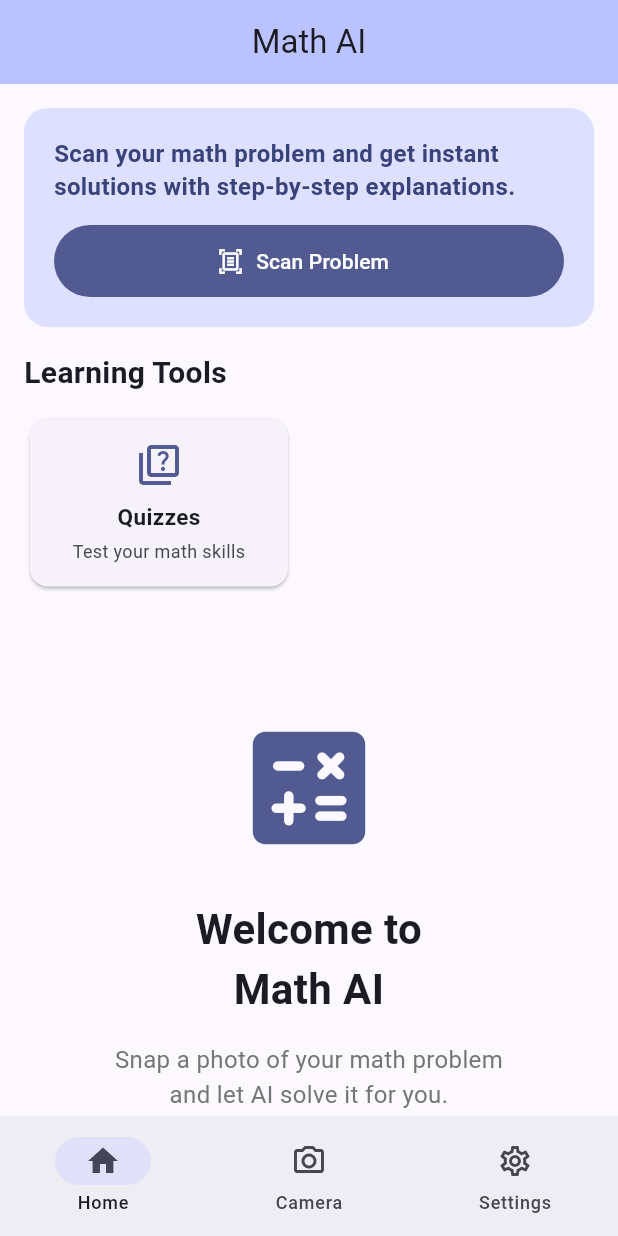
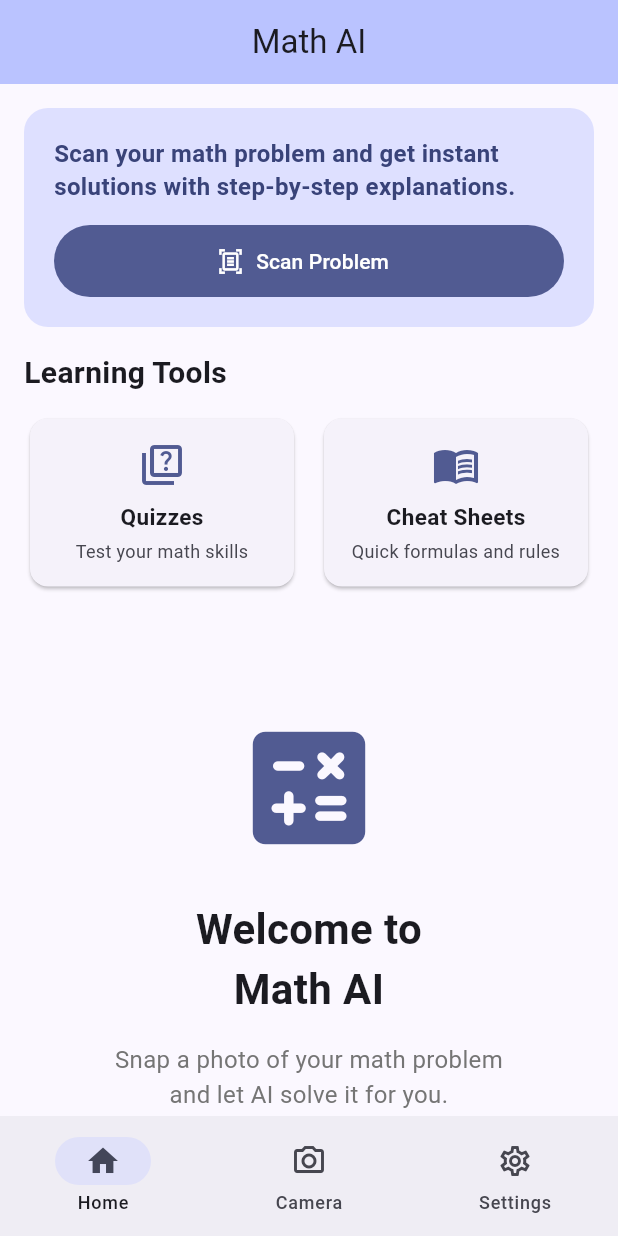
Before and after one commit to mhouston8/Math-Copilot-AI, a Flutter app: the screen it shows after launch, on a phone screen of 412 x 824 dp. Run offline on Flutter 3.47's test engine with Material 3 defaults, Android fonts, the phone set to English and light mode, and no system bars; our stand-ins replace image_picker, supabase_flutter; accounts and stored records are empty; network calls fail.

Commit message:
Add Cheat Sheets card and make Learning Tools a two-column grid
Add a new Cheat Sheets card with placeholder interaction under Learning Tools. Update card sizing to be responsive so Quizzes and Cheat Sheets render side-by-side as a two-column grid on typical phone widths.

Made-with: Cursor

```diff
--- a/lib/screens/home_screen.dart
+++ b/lib/screens/home_screen.dart
@@ -311,7 +311,20 @@ class _HomeScreenState extends State<HomeScreen> {
     );
   }
 
+  void _showCheatSheetsPlaceholder() {
+    ScaffoldMessenger.of(context).showSnackBar(
+      const SnackBar(
+        content: Text('Cheat Sheets coming soon.'),
+      ),
+    );
+  }
+
   Widget _buildLearningToolsSection(BuildContext context) {
+    final screenWidth = MediaQuery.of(context).size.width;
+    const horizontalPadding = 32.0; // ListView horizontal padding (16 * 2)
+    const spacing = 12.0;
+    final cardWidth = (screenWidth - horizontalPadding - spacing) / 2;
+
     return Column(
       crossAxisAlignment: CrossAxisAlignment.start,
       children: [
@@ -329,10 +342,18 @@ class _HomeScreenState extends State<HomeScreen> {
           runSpacing: 12,
           children: [
             _LearningToolCard(
+              width: cardWidth,
               icon: Icons.quiz_outlined,
               label: 'Quizzes',
               subtitle: 'Test your math skills',
               onTap: () => _showSubjectPicker(context),
+            ),
+            _LearningToolCard(
+              width: cardWidth,
+              icon: Icons.menu_book_outlined,
+              label: 'Cheat Sheets',
+              subtitle: 'Quick formulas and rules',
+              onTap: _showCheatSheetsPlaceholder,
             ),
           ],
         ),
@@ -408,12 +429,14 @@ class _HomeScreenState extends State<HomeScreen> {
 
 class _LearningToolCard extends StatelessWidget {
   const _LearningToolCard({
+    required this.width,
     required this.icon,
     required this.label,
     this.subtitle,
     required this.onTap,
   });
 
+  final double width;
   final IconData icon;
   final String label;
   final String? subtitle;
@@ -422,7 +445,7 @@ class _LearningToolCard extends StatelessWidget {
   @override
   Widget build(BuildContext context) {
     return SizedBox(
-      width: 180,
+      width: width,
       height: 120,
       child: Card(
         clipBehavior: Clip.antiAlias,
```
